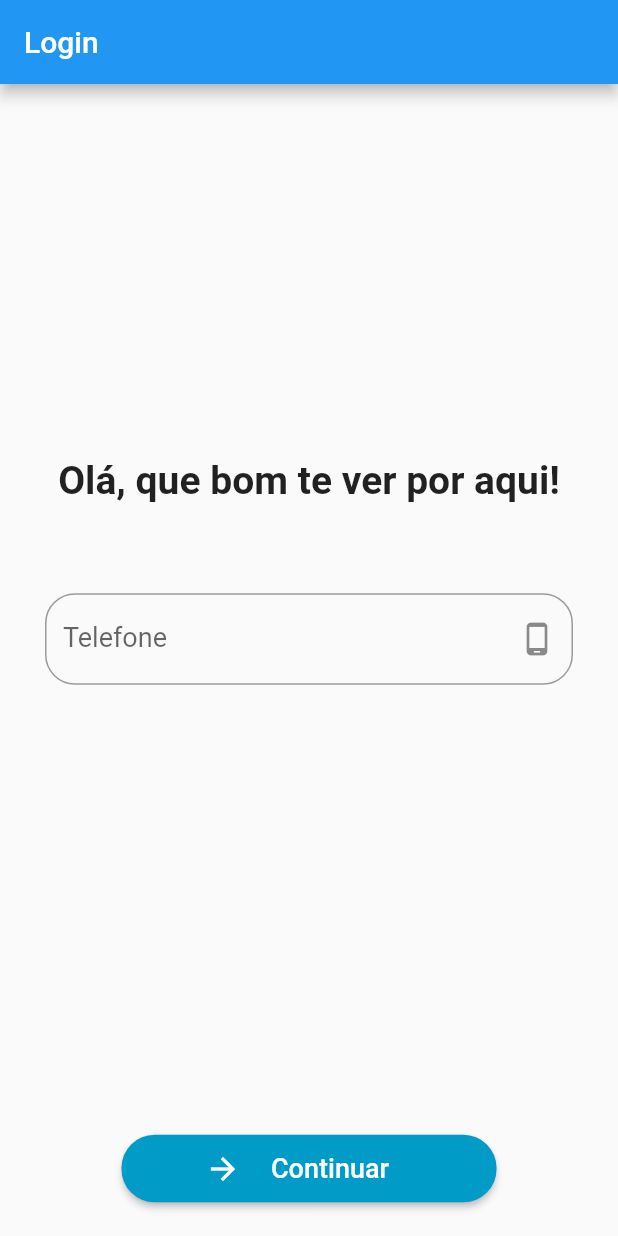
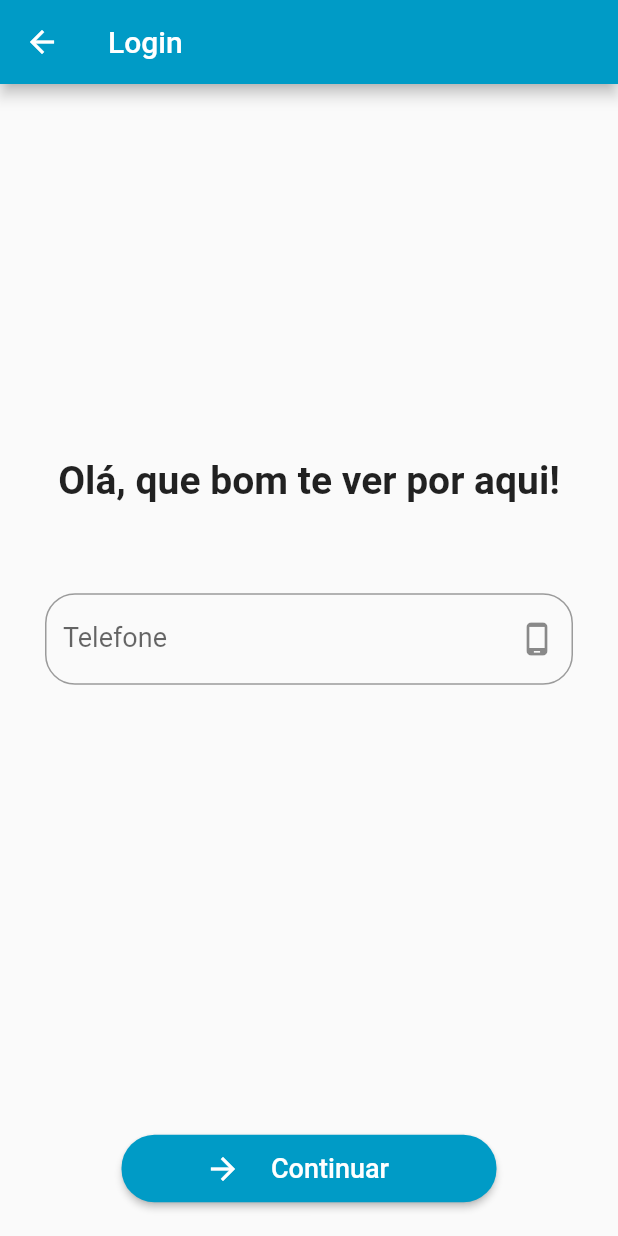
Before and after one commit to layshidani/puc-seu-louviral, a Flutter app: the screen it shows after launch, after a tap on "Aplicação >> Login", on a phone screen of 412 x 824 dp. Run offline on Flutter 3.47's test engine with Material 2 defaults, Android fonts, the phone set to English and light mode, and no system bars; our stand-ins replace brasil_fields, cloud_firestore, firebase_auth, firebase_core, flutter_advanced_drawer, get and 2 more; accounts and stored records are empty; network calls fail; project files that could hold a hidden picture were left out.

Commit message:
refactor: change routes to get pattern

```diff
--- a/seu_lourival/lib/_debug/page.dart
+++ b/seu_lourival/lib/_debug/page.dart
@@ -1,10 +1,7 @@
 import 'package:flutter/material.dart';
+import 'package:get/get.dart';
 
-import 'package:seu_lourival/_debug/DS_catalog/page.dart';
-import 'package:seu_lourival/app/modules/login/page.dart';
-import 'package:seu_lourival/app/modules/login_error/page.dart';
-import 'package:seu_lourival/app/modules/reports/page.dart';
-import 'package:seu_lourival/app/modules/users_manager/page.dart';
+import 'package:seu_lourival/routes/routes.dart';
 
 class DebugHomePage extends StatelessWidget {
   const DebugHomePage({Key? key}) : super(key: key);
@@ -12,73 +9,38 @@ class DebugHomePage extends StatelessWidget {
   @override
   Widget build(BuildContext context) {
     return Scaffold(
-      appBar: AppBar(title: Text('Debug')),
+      appBar: AppBar(title: const Text('Debug')),
       body: Center(
         child: Column(
           mainAxisAlignment: MainAxisAlignment.center,
           children: [
             ElevatedButton(
               child: const Text('Aplicação >> Login'),
-              onPressed: () => {
-                Navigator.pushReplacement(
-                  context,
-                  MaterialPageRoute(
-                    builder: (context) => LoginPage(),
-                  ),
-                ),
-              },
+              onPressed: () => Get.toNamed(Routes.login),
             ),
             ElevatedButton(
               child: const Text('Aplicação >> Home Page: Usuário cadastrado'),
-              onPressed: () => {
-                Navigator.pushReplacement(
-                  context,
-                  MaterialPageRoute(
-                    builder: (context) => const ReportPage(),
-                  ),
-                ),
-              },
+              onPressed: () => Get.toNamed(Routes.reportList),
             ),
             ElevatedButton(
               child: const Text('Aplicação >> Cadastro de usuário'),
-              onPressed: () => {
-                Navigator.pushReplacement(
-                  context,
-                  MaterialPageRoute(
-                    builder: (context) => const UsersManagerPage(),
-                  ),
-                ),
-              },
+              onPressed: () => Get.toNamed(Routes.addUsers),
             ),
             const Divider(),
             ElevatedButton(
-              child: const Text('Aplicação >> Usuário não encontrado'),
               style: ElevatedButton.styleFrom(
                 primary: Colors.red[300],
               ),
-              onPressed: () => {
-                Navigator.push(
-                  context,
-                  MaterialPageRoute(
-                    builder: (context) => const LoginErrorPage(),
-                  ),
-                ),
-              },
+              onPressed: () => Get.toNamed(Routes.loginError),
+              child: const Text('Aplicação >> Usuário não encontrado'),
             ),
             const Divider(),
             ElevatedButton(
-              child: const Text('Design System >> Catálogo de Temas'),
               style: ElevatedButton.styleFrom(
                 primary: Colors.purple[400],
               ),
-              onPressed: () => {
-                Navigator.pushReplacement(
-                  context,
-                  MaterialPageRoute(
-                    builder: (context) => const ThemesCatalogPage(),
-                  ),
-                ),
-              },
+              onPressed: () => Get.toNamed(Routes.themeCatalog),
+              child: const Text('Design System >> Catálogo de Temas'),
             ),
           ],
         ),
--- /dev/null
+++ b/seu_lourival/lib/app/modules/add_users/binding.dart
@@ -0,0 +1,9 @@
+import 'package:get/instance_manager.dart';
+import 'package:seu_lourival/app/modules/add_users/controller.dart';
+
+class AddUsersBinding implements Bindings {
+   @override
+  void dependencies() {
+    Get.put(AddUsersController());
+  }
+}
--- /dev/null
+++ b/seu_lourival/lib/app/modules/add_users/controller.dart
@@ -0,0 +1,3 @@
+class AddUsersController {
+
+}
--- a/seu_lourival/lib/app/modules/users_manager/page.dart
+++ b/seu_lourival/lib/app/modules/add_users/page.dart
@@ -1,11 +1,11 @@
 import 'package:flutter/cupertino.dart';
-import 'package:seu_lourival/app/modules/users_manager/widgets/tabbar.dart';
+import 'package:seu_lourival/app/modules/add_users/widgets/tabbar.dart';
 
 
 import '../../../global_widgets/design_system/core/scaffold/scaffold.dart';
 
-class UsersManagerPage extends StatelessWidget {
-  const UsersManagerPage({Key? key}) : super(key: key);
+class AddUsersPage extends StatelessWidget {
+  const AddUsersPage({Key? key}) : super(key: key);
 
    @override
   Widget build(BuildContext context) {
--- a/seu_lourival/lib/app/modules/users_manager/pre-register/form/binding.dart
+++ b/seu_lourival/lib/app/modules/add_users/pre-register/form/binding.dart
@@ -1,5 +1,5 @@
 import 'package:get/get.dart';
-import 'package:seu_lourival/app/modules/users_manager/pre-register/form/controller.dart';
+import 'package:seu_lourival/app/modules/add_users/pre-register/form/controller.dart';
 
 class PreRegisterFormBinding extends Bindings {
   @override
--- a/seu_lourival/lib/app/modules/users_manager/pre-register/form/controller.dart
+++ b/seu_lourival/lib/app/modules/add_users/pre-register/form/controller.dart
@@ -1,6 +1,6 @@
 import 'package:get/get_rx/get_rx.dart';
 import 'package:get/get_state_manager/get_state_manager.dart';
-import 'package:seu_lourival/app/modules/users_manager/pre-register/form/page.dart';
+import 'package:seu_lourival/app/modules/add_users/pre-register/form/page.dart';
 
 class PreRegisterFormController extends GetxController {
   var _currentStep = 0.obs;
--- a/seu_lourival/lib/app/modules/users_manager/pre-register/form/page.dart
+++ b/seu_lourival/lib/app/modules/add_users/pre-register/form/page.dart
@@ -4,11 +4,10 @@ import 'package:flutter/services.dart';
 
 import 'package:get/get_state_manager/get_state_manager.dart';
 import 'package:get/instance_manager.dart';
+import 'package:seu_lourival/app/modules/add_users/pre-register/form/controller.dart';
 
-import 'package:seu_lourival/app/modules/users_manager/pre-register/form/controller.dart';
 import 'package:seu_lourival/core/utils/input_validators.dart';
 import 'package:seu_lourival/core/values/colors.dart';
-import 'package:seu_lourival/global_widgets/design_system/core/scaffold/scaffold.dart';
 import 'package:seu_lourival/global_widgets/design_system/field/text_field.dart';
 import 'package:seu_lourival/global_widgets/design_system/text/text.dart';
 
--- a/seu_lourival/lib/app/modules/users_manager/widgets/tabbar.dart
+++ b/seu_lourival/lib/app/modules/add_users/widgets/tabbar.dart
@@ -1,6 +1,6 @@
 import 'package:flutter/material.dart';
-import 'package:seu_lourival/app/modules/users_manager/pre-register/list/page.dart';
-import 'package:seu_lourival/app/modules/users_manager/registered/list/page.dart';
+import 'package:seu_lourival/app/modules/add_users/pre-register/list/page.dart';
+import 'package:seu_lourival/app/modules/add_users/registered/list/page.dart';
 import 'package:seu_lourival/core/values/colors.dart';
 
 class UsersManagerTabbar extends StatelessWidget {
--- a/seu_lourival/lib/app/modules/login/page.dart
+++ b/seu_lourival/lib/app/modules/login/page.dart
@@ -3,16 +3,18 @@ import 'package:get/get.dart';
 import 'package:seu_lourival/app/modules/login/controller.dart';
 import 'package:seu_lourival/app/widgets/custom_loading.dart';
 import 'package:seu_lourival/core/theme/text_style.dart';
+import 'package:seu_lourival/core/values/colors.dart';
 import 'package:seu_lourival/core/values/login_strings.dart';
 import 'package:seu_lourival/global_widgets/design_system/button/icon_button.dart';
 
 class LoginPage extends StatelessWidget {
-  final controller = Get.put(LoginController());
+  final controller = Get.find<LoginController>();
   final _key = GlobalKey<FormState>();
   @override
   Widget build(BuildContext context) {
     return Scaffold(
       appBar: AppBar(
+        backgroundColor: DSColors.primary,
         title: const Text(LoginStrings.scaffoldTitle),
       ),
       body: Obx(() {
--- a/seu_lourival/lib/app/modules/login_error/page.dart
+++ b/seu_lourival/lib/app/modules/login_error/page.dart
@@ -1,9 +1,11 @@
 import 'package:flutter/material.dart';
+import 'package:get/get.dart';
 import 'package:seu_lourival/app/modules/login/page.dart';
 import 'package:seu_lourival/core/values/colors.dart';
 import 'package:seu_lourival/global_widgets/design_system/button/icon_button.dart';
 import 'package:seu_lourival/global_widgets/design_system/text/text.dart';
 import 'package:seu_lourival/global_widgets/design_system/text/title.dart';
+import 'package:seu_lourival/routes/routes.dart';
 
 class LoginErrorPage extends StatelessWidget {
   const LoginErrorPage({Key? key}) : super(key: key);
@@ -43,9 +45,7 @@ class LoginErrorPage extends StatelessWidget {
             buttonText: 'Tentar novamente',
             iconData: Icons.refresh_outlined,
             onPressAction: () {
-              Navigator.of(context).pushReplacement(
-                MaterialPageRoute(builder: (_) => LoginPage()),
-              );
+              Get.toNamed(Routes.login);
             },
           ),
         ],
--- /dev/null
+++ b/seu_lourival/lib/app/modules/reports/binding.dart
@@ -0,0 +1,3 @@
+class ReportBinding {
+
+}
--- a/seu_lourival/lib/main.dart
+++ b/seu_lourival/lib/main.dart
@@ -1,5 +1,9 @@
 import 'package:flutter/material.dart';
+import 'package:get/route_manager.dart';
 import 'package:seu_lourival/_debug/page.dart';
+import 'package:seu_lourival/core/values/colors.dart';
+import 'package:seu_lourival/routes/pages.dart';
+import 'package:seu_lourival/routes/routes.dart';
 
 void main() {
   runApp(const MyApp());
@@ -10,13 +14,16 @@ class MyApp extends StatelessWidget {
 
   @override
   Widget build(BuildContext context) {
-    return MaterialApp(
+    return GetMaterialApp(
       title: 'Seu Lourival',
-      debugShowCheckedModeBanner: false,
+      debugShowCheckedModeBanner: true,
       theme: ThemeData(
-        primarySwatch: Colors.blue,
+        primaryColor: DSColors.primary,
       ),
-      home: const DebugHomePage(),
+      initialRoute: Routes.debug,
+      // initialRoute: isDebugMode ? Routes.login : Routes.debug,
+      // initialBinding: InitialBinding(),
+      getPages: Pages.pages,
     );
   }
 }
--- a/seu_lourival/lib/routes/pages.dart
+++ b/seu_lourival/lib/routes/pages.dart
@@ -1,6 +1,14 @@
 import 'package:get/route_manager.dart';
+import 'package:seu_lourival/_debug/DS_catalog/page.dart';
+import 'package:seu_lourival/_debug/page.dart';
+import 'package:seu_lourival/app/modules/add_users/binding.dart';
+import 'package:seu_lourival/app/modules/add_users/page.dart';
+import 'package:seu_lourival/app/modules/add_users/pre-register/form/page.dart';
+import 'package:seu_lourival/app/modules/billboard/page.dart';
+import 'package:seu_lourival/app/modules/finance/page.dart';
 import 'package:seu_lourival/app/modules/login/binding.dart';
 import 'package:seu_lourival/app/modules/login/page.dart';
+import 'package:seu_lourival/app/modules/login_error/page.dart';
 import 'package:seu_lourival/app/modules/sms_validation/binding.dart';
 import 'package:seu_lourival/app/modules/sms_validation/page.dart';
 import 'package:seu_lourival/routes/routes.dart';
@@ -23,5 +31,36 @@ class Pages {
       name: Routes.reportList,
       page: () => ReportListPage(),
     ),
+    GetPage(
+      name: Routes.addUsers,
+      page: () => const AddUsersPage(),
+      binding: AddUsersBinding(),
+    ),
+    GetPage(
+      name: Routes.loginError,
+      page: () => const LoginErrorPage(),
+    ),
+    GetPage(
+      name: Routes.billboard,
+      page: () => const BillboardPage(),
+    ),
+    GetPage(
+      name: Routes.financial,
+      page: () => const FinancePage(),
+    ),
+    GetPage(
+      name: Routes.preRegister,
+      page: () => PreRegisterFormPage(),
+    ),
+
+    GetPage(
+      name: Routes.themeCatalog,
+      page: () => const ThemesCatalogPage(),
+    ),
+    // Theme Catalog / Debug
+    GetPage(
+      name: Routes.debug,
+      page: () => const DebugHomePage(),
+    ),
   ];
 }
--- a/seu_lourival/lib/routes/routes.dart
+++ b/seu_lourival/lib/routes/routes.dart
@@ -1,5 +1,15 @@
 class Routes {
   static const login = "/login";
+  static const loginError = "/login-error";
   static const smsValidation = "/sms-validation";
   static const reportList = "/report-list";
+  static const preRegister = "/pre-register";
+  static const addUsers = "/add-users";
+  static const billboard = "/billboard";
+  static const financial = "/financial";
+
+
+  // debug / theme catalog
+  static const themeCatalog = "/theme-catalog";
+  static const debug = "/debug";
 }
```
Also changed, not shown: seu_lourival/lib/app/modules/add_users/pre-register/list/page.dart (renamed from seu_lourival/lib/app/modules/users_manager/pre-register/list/page.dart, +3 -4 lines), seu_lourival/lib/global_widgets/design_system/core/drawer/drawer.dart (+7 -13 lines), seu_lourival/lib/app/modules/add_users/registered/list/page.dart (renamed from seu_lourival/lib/app/modules/users_manager/registered/list/page.dart).
